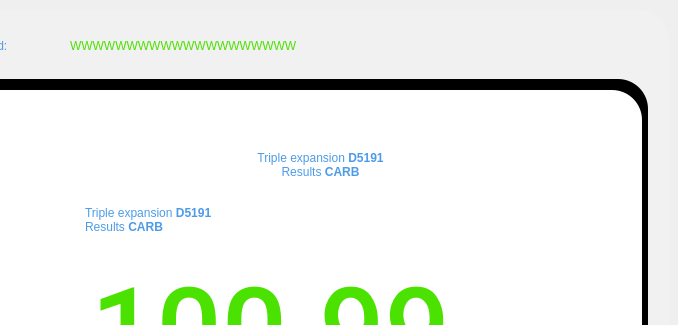
Above: pApp-22-June-2021/smeasuring2.ui from ChandraMVE/PSSC_QT_Development before the change; both pictures show x 90 to 768 and y 0 to 325 of the 768 by 729 pixel window. Below: the same form after it.
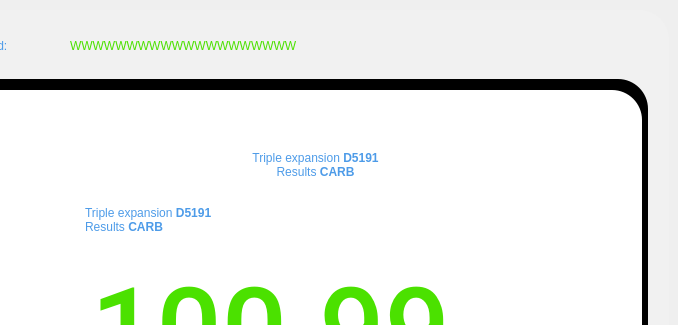
That is the form after the change.

```diff
--- a/pApp-22-June-2021/smeasuring2.ui
+++ b/pApp-22-June-2021/smeasuring2.ui
@@ -283,7 +283,7 @@
     <widget class="QLabel" name="lblMethod">
      <property name="geometry">
       <rect>
-       <x>145</x>
+       <x>140</x>
        <y>55</y>
        <width>471</width>
        <height>41</height>
```
